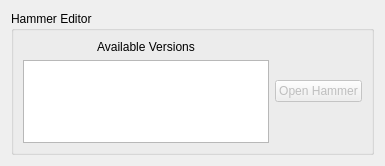
Above: core/ui/launcher.ui from chipolux/source-tools before the change. Below: the same form after it.
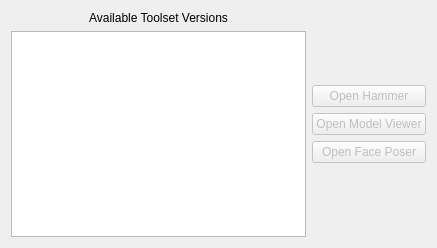
That is the form after the change. Icons and pictures are not drawn.

Commit message: Update launcher to launch face poser and model viewer.

```diff
--- a/core/ui/launcher.ui
+++ b/core/ui/launcher.ui
@@ -6,8 +6,8 @@
    <rect>
     <x>0</x>
     <y>0</y>
-    <width>385</width>
-    <height>166</height>
+    <width>437</width>
+    <height>248</height>
    </rect>
   </property>
   <property name="windowTitle">
@@ -16,22 +16,13 @@
   <property name="styleSheet">
    <string notr="true"/>
   </property>
-  <layout class="QGridLayout" name="gridLayout">
-   <item row="0" column="0">
-    <widget class="QGroupBox" name="hammer_group">
-     <property name="title">
-      <string>Hammer Editor</string>
-     </property>
-     <property name="checkable">
-      <bool>false</bool>
-     </property>
      <layout class="QHBoxLayout" name="horizontalLayout">
       <item>
        <layout class="QVBoxLayout" name="verticalLayout">
         <item>
          <widget class="QLabel" name="label">
           <property name="text">
-           <string>Available Versions</string>
+        <string>Available Toolset Versions</string>
           </property>
           <property name="alignment">
            <set>Qt::AlignCenter</set>
@@ -51,6 +42,21 @@
        </layout>
       </item>
       <item>
+    <layout class="QVBoxLayout" name="verticalLayout_2">
+     <item>
+      <spacer name="verticalSpacer">
+       <property name="orientation">
+        <enum>Qt::Vertical</enum>
+       </property>
+       <property name="sizeHint" stdset="0">
+        <size>
+         <width>20</width>
+         <height>40</height>
+        </size>
+       </property>
+      </spacer>
+     </item>
+     <item>
        <widget class="QPushButton" name="open_hammer_button">
         <property name="enabled">
          <bool>false</bool>
@@ -70,8 +76,60 @@
         </property>
        </widget>
       </item>
-     </layout>
-    </widget>
+     <item>
+      <widget class="QPushButton" name="open_viewer_button">
+       <property name="enabled">
+        <bool>false</bool>
+       </property>
+       <property name="text">
+        <string>Open Model Viewer</string>
+       </property>
+       <property name="icon">
+        <iconset resource="resources.qrc">
+         <normaloff>:/icons/viewer</normaloff>:/icons/viewer</iconset>
+       </property>
+       <property name="iconSize">
+        <size>
+         <width>32</width>
+         <height>32</height>
+        </size>
+       </property>
+      </widget>
+     </item>
+     <item>
+      <widget class="QPushButton" name="open_poser_button">
+       <property name="enabled">
+        <bool>false</bool>
+       </property>
+       <property name="text">
+        <string>Open Face Poser</string>
+       </property>
+       <property name="icon">
+        <iconset resource="resources.qrc">
+         <normaloff>:/icons/poser</normaloff>:/icons/poser</iconset>
+       </property>
+       <property name="iconSize">
+        <size>
+         <width>32</width>
+         <height>32</height>
+        </size>
+       </property>
+      </widget>
+     </item>
+     <item>
+      <spacer name="verticalSpacer_2">
+       <property name="orientation">
+        <enum>Qt::Vertical</enum>
+       </property>
+       <property name="sizeHint" stdset="0">
+        <size>
+         <width>20</width>
+         <height>40</height>
+        </size>
+       </property>
+      </spacer>
+     </item>
+    </layout>
    </item>
   </layout>
  </widget>
```
Left out of the diff: 2 changed lines with no effect on the pictures. Lines whose indentation alone changed are shown as unchanged. The commit also changes 7 other files.
